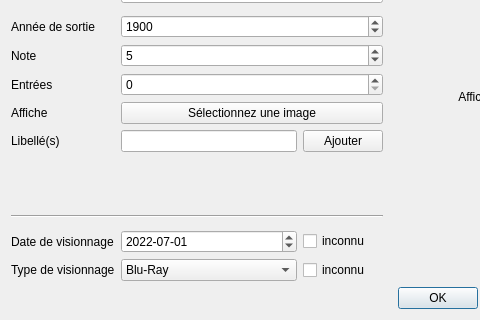
AmbreM71/MovieManager, file Dialogs/AddViewDialog.ui: the form before one commit; both pictures show x 0 to 480 and y 98 to 418 of the 575 by 418 pixel window.
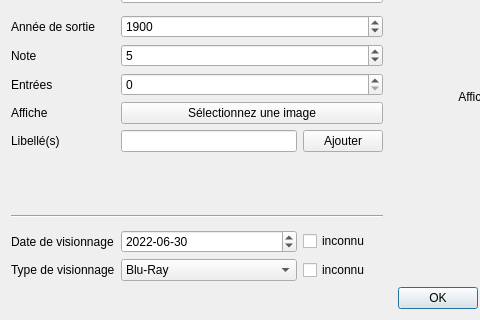
The form after the commit.

```diff
--- a/Dialogs/AddViewDialog.ui
+++ b/Dialogs/AddViewDialog.ui
@@ -95,8 +95,8 @@
        <minute>0</minute>
        <second>0</second>
        <year>2022</year>
-       <month>7</month>
-       <day>1</day>
+       <month>6</month>
+       <day>30</day>
       </datetime>
      </property>
      <property name="maximumDateTime">
@@ -116,7 +116,7 @@
        <second>0</second>
        <year>1899</year>
        <month>12</month>
-       <day>25</day>
+       <day>24</day>
       </datetime>
      </property>
      <property name="displayFormat">
```
Left out of the diff: 3 changed lines with no effect on the pictures.
